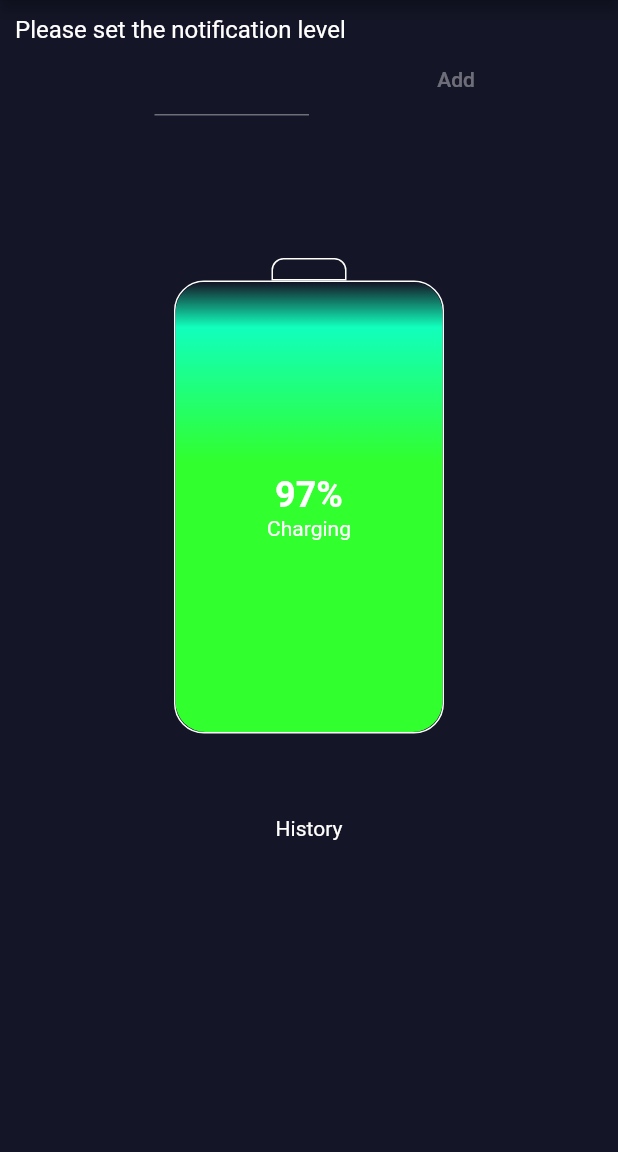
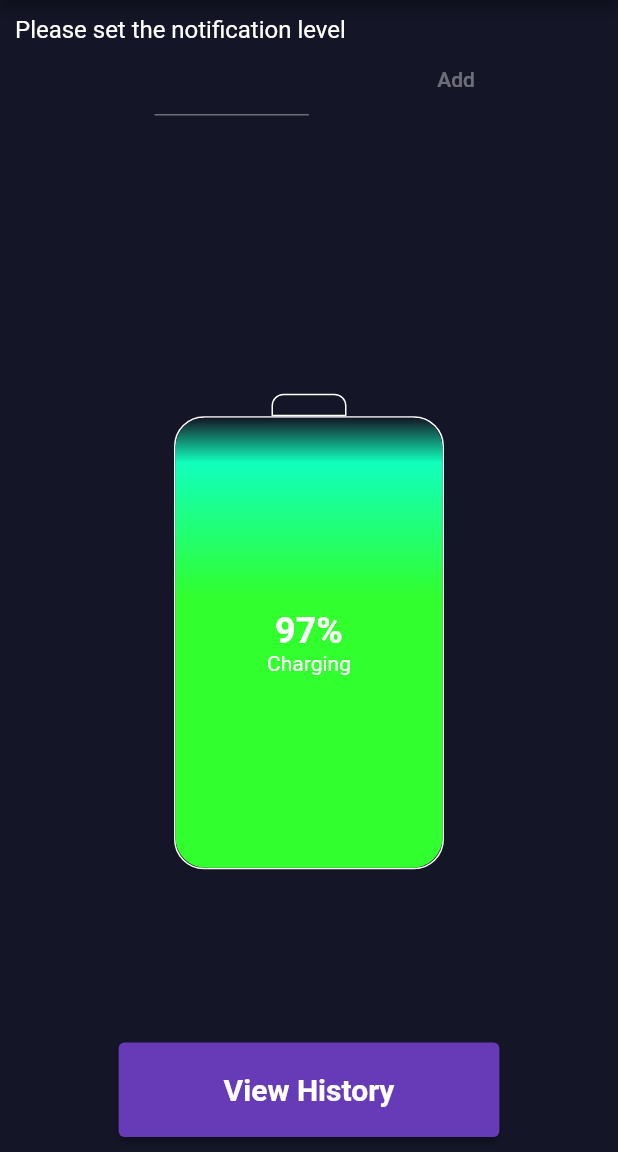
Before and after one commit to Dasunx/mobile_battery_manager, a Flutter app: the screen it shows after launch, on a phone screen of 412 x 824 dp, the part 84-1236 px from its top. Run offline on Flutter 3.47's test engine with Material 2 defaults, Android fonts, the phone set to English and light mode, and no system bars; our stand-ins replace battery, cloud_firestore, firebase_core, flutter_local_notifications; accounts and stored records are empty.

Commit message:
initial history commit

```diff
--- a/lib/main.dart
+++ b/lib/main.dart
@@ -4,6 +4,8 @@ import 'package:firebase_core/firebase_core.dart';
 import 'package:flutter/cupertino.dart';
 import 'package:flutter/material.dart';
 import 'package:flutter_local_notifications/flutter_local_notifications.dart';
+
+var initializationSettingAndroid = new AndroidInitializationSettings('@mipmap/ic_launcher');
 
 final FlutterLocalNotificationsPlugin notificationsPlugin =
     FlutterLocalNotificationsPlugin();
--- a/lib/screens/battery.dart
+++ b/lib/screens/battery.dart
@@ -6,6 +6,7 @@ import 'package:battery_manager/services/notificationService.dart';
 import 'package:cloud_firestore/cloud_firestore.dart';
 import 'package:flutter/cupertino.dart';
 import 'package:flutter/material.dart';
+import 'package:battery_manager/screens/history.dart';
 
 class BatteryUI extends StatefulWidget {
   const BatteryUI({Key? key}) : super(key: key);
@@ -21,6 +22,7 @@ class _BatteryUIState extends State<BatteryUI> {
   BatteryState? _batteryState;
   int? level;
   late StreamSubscription<BatteryState> _batteryStateSubscription;
+
   // notifications
   bool notificationAvailability = false;
   late int notificationLvl;
@@ -91,6 +93,7 @@ class _BatteryUIState extends State<BatteryUI> {
   }
 
   int batterylevel = 0;
+
   void getLevel() async {
     var l = await _battery.batteryLevel;
     setState(() {
@@ -250,9 +253,24 @@ class _BatteryUIState extends State<BatteryUI> {
                   ],
                 ),
               ),
-              Expanded(
-                flex: 4,
-                child: Text("History"),
+              ElevatedButton(
+                child: Text('View History'),
+                onPressed: () {
+                  Navigator.push(
+                    context,
+                    MaterialPageRoute(
+                      builder: (context) {
+                        return History();
+                      },
+                    ),
+                  );
+                },
+                style: ElevatedButton.styleFrom(
+                  primary: Colors.deepPurple,
+                  padding: EdgeInsets.symmetric(horizontal: 70, vertical: 20),
+                  textStyle:
+                      TextStyle(fontSize: 20, fontWeight: FontWeight.bold),
+                ),
               ),
             ],
           ),
```
Also changed, not shown: lib/screens/history.dart (added, +21 -0 lines).
